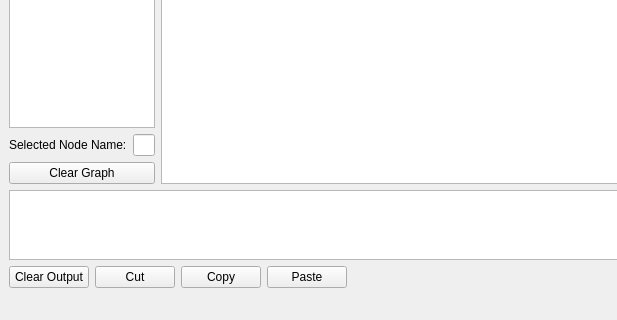
First picture: the form in mainwindow.ui, repository cdit-ma/SEM, before the edit; both pictures show x 0 to 617 and y 252 to 572 of the 989 by 572 pixel window.
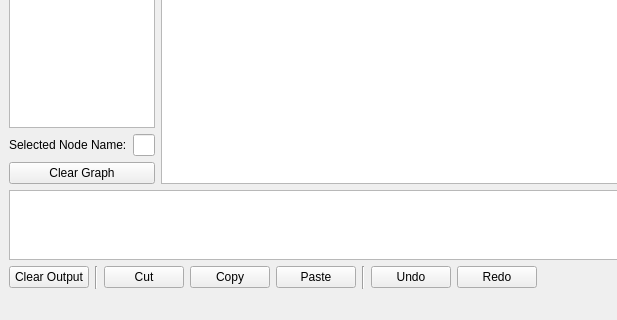
Second picture: the form after the edit. Custom widgets are drawn as their Qt base class.

Commit message: UNDO Implemented

What changed in the file:
```diff
--- a/mainwindow.ui
+++ b/mainwindow.ui
@@ -109,6 +109,13 @@
           </property>
          </widget>
         </item>
+        <item>
+         <widget class="Line" name="line_2">
+          <property name="orientation">
+           <enum>Qt::Vertical</enum>
+          </property>
+         </widget>
+        </item>
         <item>
          <widget class="QPushButton" name="pushButton_5">
           <property name="text">
@@ -130,6 +137,27 @@
           </property>
          </widget>
         </item>
+        <item>
+         <widget class="Line" name="line">
+          <property name="orientation">
+           <enum>Qt::Vertical</enum>
+          </property>
+         </widget>
+        </item>
+        <item>
+         <widget class="QPushButton" name="pushButton_6">
+          <property name="text">
+           <string>Undo</string>
+          </property>
+         </widget>
+        </item>
+        <item>
+         <widget class="QPushButton" name="pushButton_7">
+          <property name="text">
+           <string>Redo</string>
+          </property>
+         </widget>
+        </item>
         <item>
          <spacer name="horizontalSpacer">
           <property name="orientation">
```
The commit also changes 14 other files.
